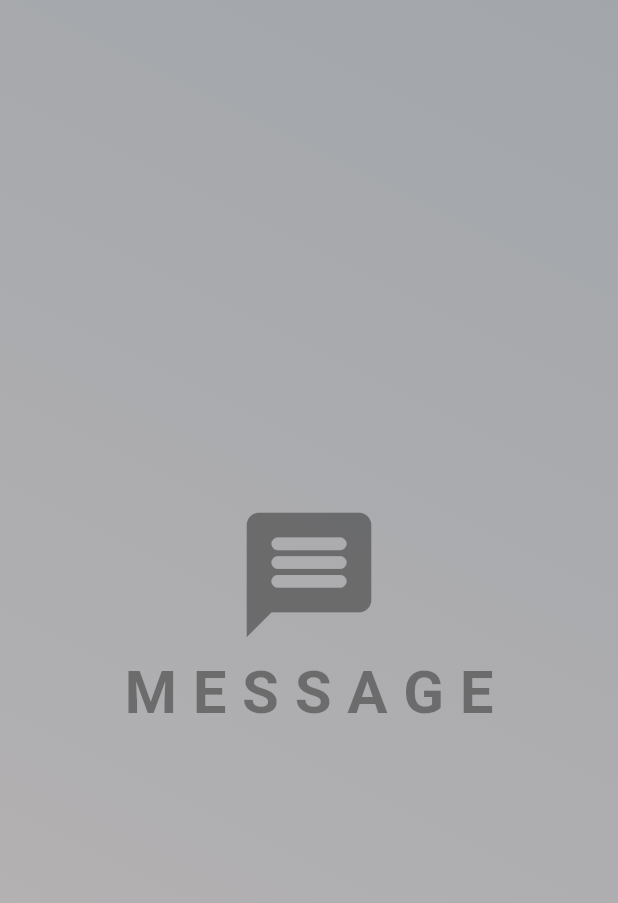
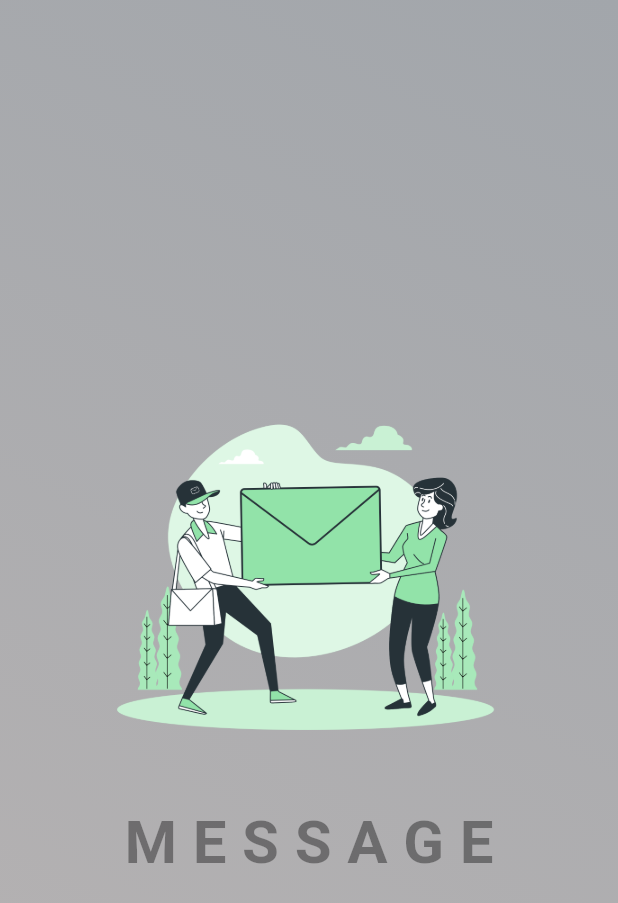
Before and after one commit to su-resh/msg_app, a Flutter app: the first screen one second after launch, on a phone screen of 412 x 824 dp. Shown: the top 903 px of the screen. Run offline on Flutter 3.47's test engine with Material 3 defaults, Android fonts, the phone set to English and light mode, and no system bars; our stand-ins replace cloud_firestore, firebase_auth, firebase_core; accounts and stored records are empty.

Commit message:
added the images

```diff
--- a/lib/pages/splash_screen.dart
+++ b/lib/pages/splash_screen.dart
@@ -49,15 +49,12 @@ class _SplashScreenState extends State<SplashScreen>
             end: Alignment.bottomLeft,
           ),
         ),
-        child: const Column(
+        child:  Column(
           mainAxisAlignment: MainAxisAlignment.center,
           children: [
-            Icon(
-              Icons.message_rounded,
-              size: 100,
-              color: Colors.black38,
+            Image.asset("assets/messages.png", height: 300, width: 400
             ),
-            Text(
+          const Text(
               "M E S S A G E",
               style: TextStyle(
                 color: Colors.black38,
--- a/pubspec.yaml
+++ b/pubspec.yaml
@@ -67,6 +67,8 @@ flutter:
   assets:
     - assets/sigin.png
     - assets/signup.png
+    - assets/messages.png
+
   #   - images/a_dot_ham.jpeg
 
   # An image asset can refer to one or more resolution-specific "variants", see
```
Also changed, not shown: assets/messages.png (added), 1 other file.
